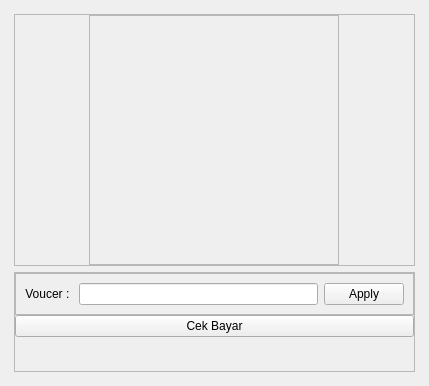
Riakristi/project-akhir-PROL, file layout/pembayaran.ui: the form before one commit.
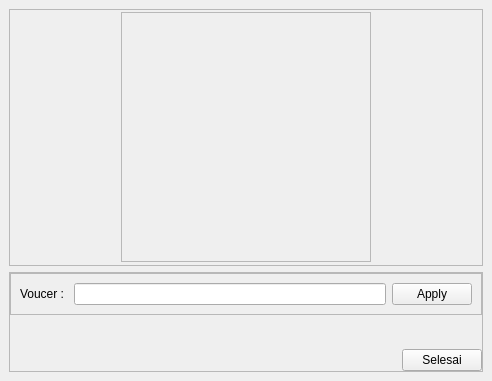
The form after the commit. Icons and pictures are not drawn.

The edit to the form file:
```diff
--- a/layout/pembayaran.ui
+++ b/layout/pembayaran.ui
@@ -6,8 +6,8 @@
    <rect>
     <x>0</x>
     <y>0</y>
-    <width>429</width>
-    <height>386</height>
+    <width>492</width>
+    <height>381</height>
    </rect>
   </property>
   <property name="windowTitle">
@@ -16,20 +16,6 @@
   <widget class="QWidget" name="centralwidget">
    <layout class="QVBoxLayout" name="verticalLayout">
     <item>
-     <layout class="QVBoxLayout" name="verticalLayout_2">
-      <property name="leftMargin">
-       <number>5</number>
-      </property>
-      <property name="topMargin">
-       <number>5</number>
-      </property>
-      <property name="rightMargin">
-       <number>5</number>
-      </property>
-      <property name="bottomMargin">
-       <number>5</number>
-      </property>
-      <item>
        <widget class="QFrame" name="frame">
         <property name="frameShape">
          <enum>QFrame::StyledPanel</enum>
@@ -109,9 +95,6 @@
               <property name="pixmap">
                <pixmap>../../../Pictures/rumahsakit/Indra.png</pixmap>
               </property>
-              <property name="alignment">
-               <set>Qt::AlignCenter</set>
-              </property>
              </widget>
             </item>
            </layout>
@@ -170,9 +153,6 @@
               <property name="text">
                <string>Voucer : </string>
               </property>
-              <property name="alignment">
-               <set>Qt::AlignCenter</set>
-              </property>
              </widget>
             </item>
             <item>
@@ -180,9 +160,6 @@
               <property name="text">
                <string/>
               </property>
-              <property name="alignment">
-               <set>Qt::AlignCenter</set>
-              </property>
              </widget>
             </item>
             <item>
@@ -195,13 +172,6 @@
            </layout>
           </widget>
          </item>
-         <item>
-          <widget class="QPushButton" name="pushButton_cek">
-           <property name="text">
-            <string>Cek Bayar</string>
-           </property>
-          </widget>
-         </item>
          <item>
           <widget class="QLabel" name="voucer_info">
            <property name="text">
@@ -212,10 +182,32 @@
            </property>
           </widget>
          </item>
-        </layout>
+       <item>
+        <layout class="QHBoxLayout" name="horizontalLayout">
+         <item>
+          <spacer name="horizontalSpacer">
+           <property name="orientation">
+            <enum>Qt::Horizontal</enum>
+           </property>
+           <property name="sizeHint" stdset="0">
+            <size>
+             <width>40</width>
+             <height>20</height>
+            </size>
+           </property>
+          </spacer>
+         </item>
+         <item>
+          <widget class="QPushButton" name="pushButton_Selesai">
+           <property name="text">
+            <string>Selesai</string>
+           </property>
        </widget>
       </item>
      </layout>
+       </item>
+      </layout>
+     </widget>
     </item>
    </layout>
   </widget>
```
Lines whose indentation alone changed are shown as unchanged.
